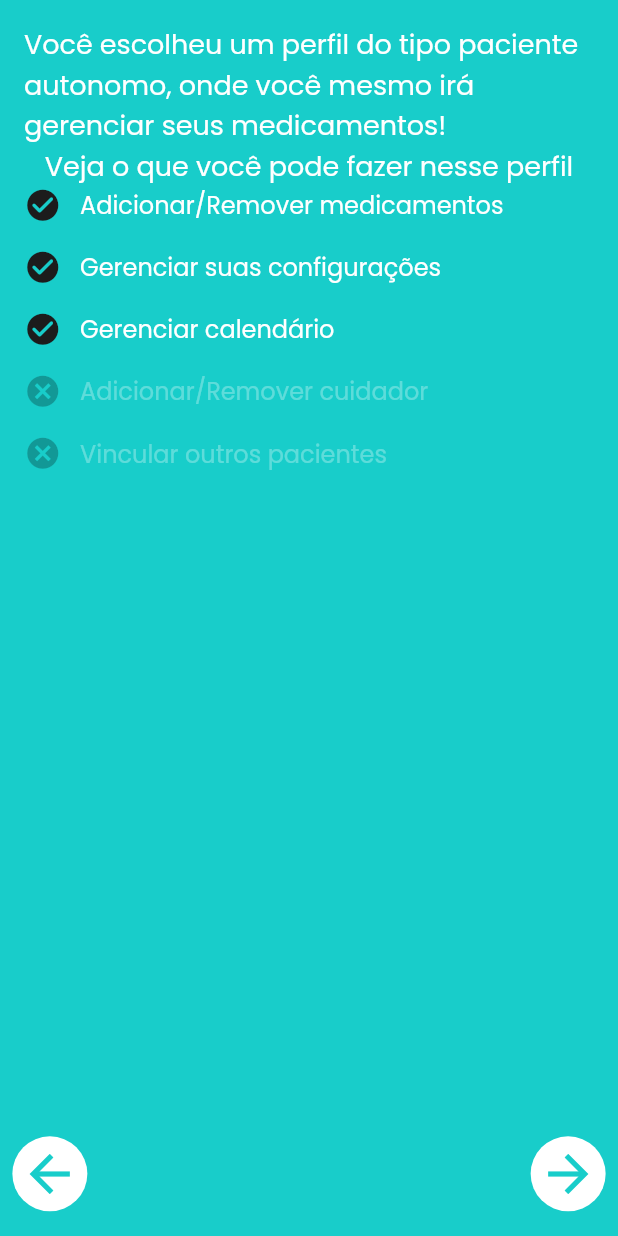
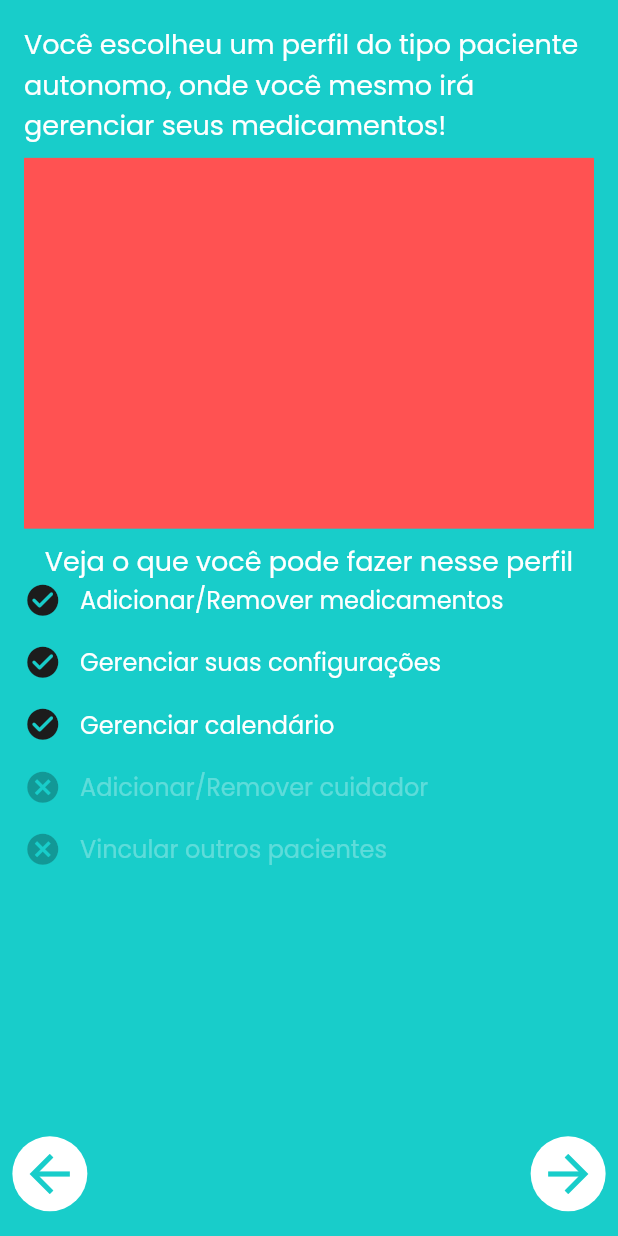
Before and after one commit to HealTimeTCC/HealTime_App, a Flutter app: the screen it shows after launch, after a tap on "Cuidador", on a phone screen of 412 x 824 dp. Run offline on Flutter 3.47's test engine with Material 2 defaults, Android fonts, the phone set to English and light mode, and no system bars; our stand-ins replace google_fonts.

Commit message:
Adicionar um espaço para a imagem

```diff
--- a/lib/src/screens/telas_apresentacao/tela_apresentacao_perfis.dart
+++ b/lib/src/screens/telas_apresentacao/tela_apresentacao_perfis.dart
@@ -34,6 +34,12 @@ class TelaPerfis extends StatelessWidget {
                         color: Colors.white,
                         fontSize: 18,
                         fontWeight: FontWeight.w400),
+                  ),
+                  Container(
+                    margin: EdgeInsets.symmetric(vertical: size.height * 0.01),
+                    height: size.height * 0.3,
+                    width: size.width * 1,
+                    color: Colors.redAccent,
                   ),
                   Text(
                     'Veja o que você pode fazer nesse perfil',
```
